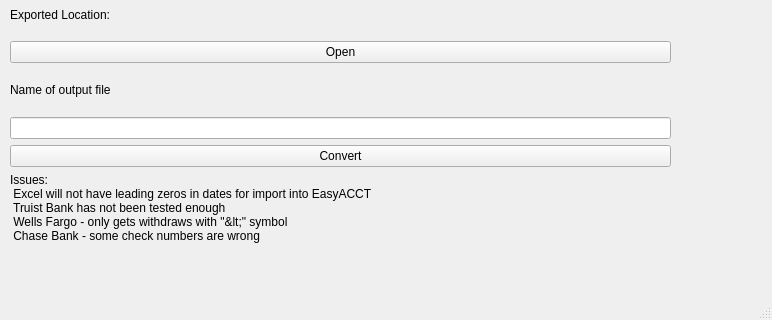
First picture: the form in gui.ui, repository Snow-0/statement_converter, before the edit; both pictures show x 0 to 772 and y 168 to 488 of the 772 by 488 pixel window.
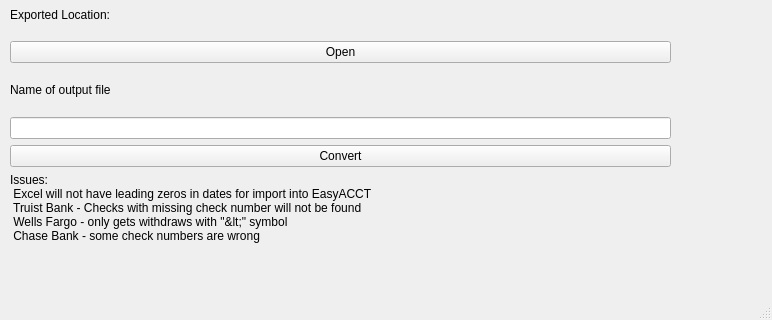
Second picture: the form after the edit.

Commit message: fixed truist conversion

```diff
--- a/gui.ui
+++ b/gui.ui
@@ -115,7 +115,7 @@
        <property name="text">
         <string>Issues: 
  Excel will not have leading zeros in dates for import into EasyACCT
- Truist Bank has not been tested enough
+ Truist Bank - Checks with missing check number will not be found
  Wells Fargo - only gets withdraws with &quot;&lt;&quot; symbol 
  Chase Bank - some check numbers are wrong</string>
        </property>
```
Left out of the diff: 2 changed lines with no effect on the pictures. The commit also changes 23 other files.
